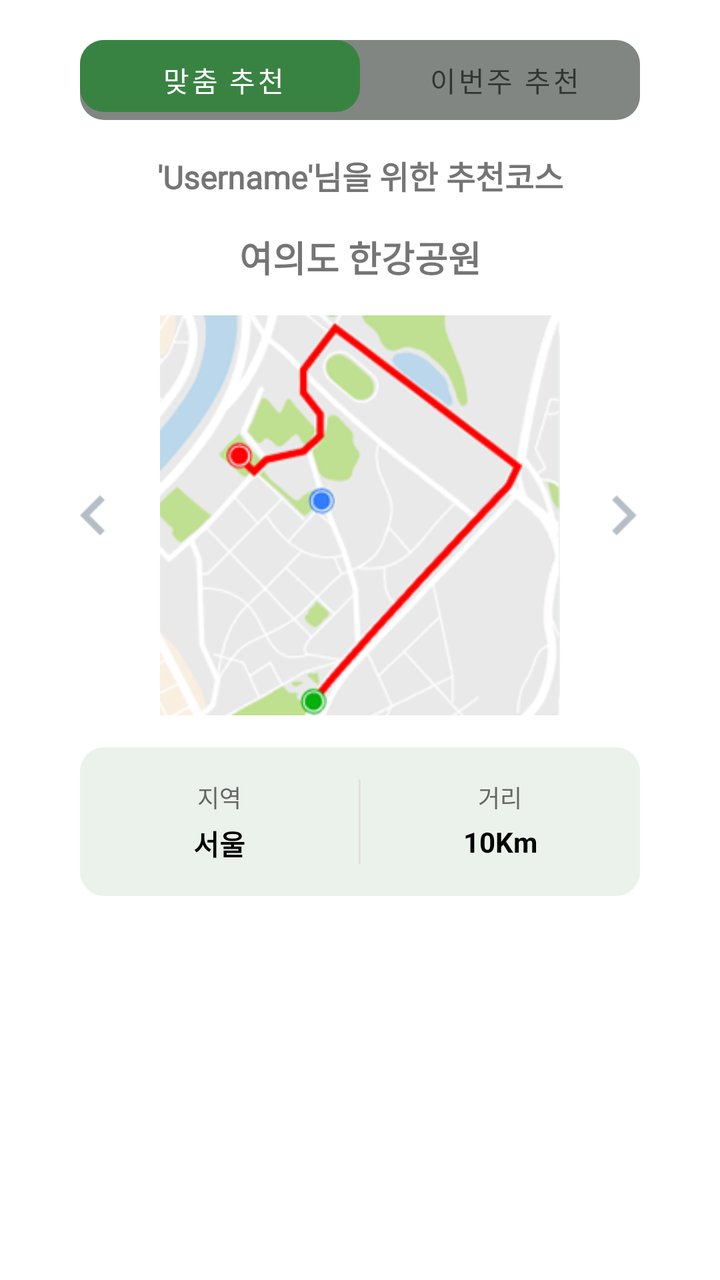
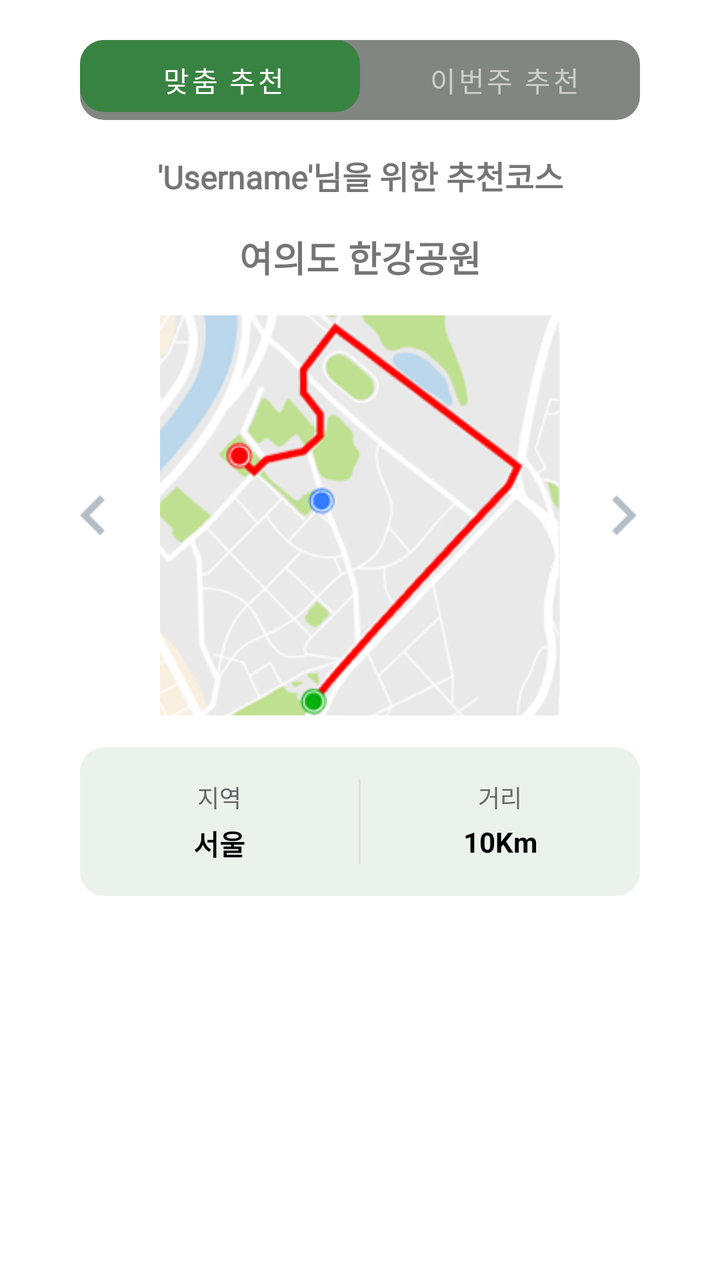

Two renders of the same Android screen: before a commit and after it. Below are the layout's source before the change and the commit's diff.
<!-- AndroidManifest.xml: application theme Theme.Moveon -->
<!-- res/layout/dialog_recommended_course.xml -->
<?xml version="1.0" encoding="utf-8"?>
<LinearLayout xmlns:android="http://schemas.android.com/apk/res/android"
    xmlns:app="http://schemas.android.com/apk/res-auto"
    android:layout_width="match_parent"
    android:layout_height="wrap_content"
    android:orientation="vertical"
    android:padding="20dp">

    

    
    <com.google.android.material.tabs.TabLayout
        android:id="@+id/tabLayout"
        android:layout_width="match_parent"
        android:layout_height="40dp"
        android:layout_marginHorizontal="20dp"
        android:layout_marginBottom="16dp"
        android:background="@drawable/tab_pill_background"
        android:padding="2dp"
        app:tabBackground="@drawable/tab_selector"
        app:tabGravity="fill"
        app:tabIndicator="@null"
        app:tabMode="fixed"
        app:tabRippleColor="@null"
        app:tabSelectedTextColor="#FFFFFF"
        app:tabPaddingStart="4dp"
        app:tabPaddingEnd="4dp">

        <com.google.android.material.tabs.TabItem
            android:layout_width="wrap_content"
            android:layout_height="wrap_content"
            android:text="맞춤 추천" />

        <com.google.android.material.tabs.TabItem
            android:layout_width="wrap_content"
            android:layout_height="wrap_content"
            android:text="이번주 추천" />
    </com.google.android.material.tabs.TabLayout>

    <TextView
        android:id="@+id/recommendationType"
        android:layout_width="match_parent"
        android:layout_height="wrap_content"
        android:text="'Username'님을 위한 추천코스"
        android:textSize="16sp"
        android:textStyle="bold"
        android:fontFamily="@font/roboto_bold"
        android:layout_marginBottom="16dp"
        android:gravity="center" />

    
    <TextView
        android:id="@+id/courseTitle"
        android:layout_width="match_parent"
        android:layout_height="wrap_content"
        android:textSize="18sp"
        android:textStyle="bold"
        android:fontFamily="@font/roboto_bold"
        android:layout_marginBottom="16dp"
        android:gravity="center"
        android:text="여의도 한강공원" />

    

    
    <LinearLayout
        android:layout_width="match_parent"
        android:layout_height="wrap_content"
        android:orientation="horizontal"
        android:gravity="center"
        android:layout_marginBottom="16dp">

        <ImageButton
            android:id="@+id/btnPrevious"
            android:layout_width="48dp"
            android:layout_height="48dp"
            android:src="@drawable/ic_left_button_calendar"
            android:background="?android:attr/selectableItemBackgroundBorderless"
            android:padding="8dp"
            android:scaleType="fitCenter" />

        <ImageView
            android:id="@+id/courseMap"
            android:layout_width="200dp"
            android:layout_height="200dp"
            android:layout_marginHorizontal="8dp"
            android:background="@drawable/rounded_corner"
            android:scaleType="centerCrop"
            android:src="@drawable/sample_route" />

        <ImageButton
            android:id="@+id/btnNext"
            android:layout_width="48dp"
            android:layout_height="48dp"
            android:src="@drawable/ic_right_button_calendar"
            android:background="?android:attr/selectableItemBackgroundBorderless"
            android:padding="8dp"
            android:scaleType="fitCenter" />

    </LinearLayout>

    <LinearLayout
        android:layout_width="match_parent"
        android:layout_height="wrap_content"
        android:orientation="horizontal"
        android:background="@drawable/info_box_background"
        android:layout_marginHorizontal="20dp"
        android:padding="16dp"
        android:layout_marginBottom="16dp">

        <LinearLayout
            android:layout_width="0dp"
            android:layout_height="wrap_content"
            android:layout_weight="1"
            android:orientation="vertical"
            android:gravity="center">

            <TextView
                android:id="@+id/locationLabel"
                android:layout_width="wrap_content"
                android:layout_height="wrap_content"
                android:text="지역"
                android:textSize="12sp"
                android:textColor="#666666"
                android:layout_marginBottom="4dp" />

            <TextView
                android:id="@+id/locationInfo"
                android:layout_width="wrap_content"
                android:layout_height="wrap_content"
                android:text="서울"
                android:textSize="14sp"
                android:textStyle="bold"
                android:textColor="#000000" />
        </LinearLayout>

        <View
            android:layout_width="1dp"
            android:layout_height="match_parent"
            android:background="#E0E0E0"
            android:layout_marginHorizontal="16dp" />

        <LinearLayout
            android:layout_width="0dp"
            android:layout_height="wrap_content"
            android:layout_weight="1"
            android:orientation="vertical"
            android:gravity="center">

            <TextView
                android:id="@+id/distanceLabel"
                android:layout_width="wrap_content"
                android:layout_height="wrap_content"
                android:text="거리"
                android:textSize="12sp"
                android:textColor="#666666"
                android:layout_marginBottom="4dp" />

            <TextView
                android:id="@+id/distanceInfo"
                android:layout_width="wrap_content"
                android:layout_height="wrap_content"
                android:text="10Km"
                android:textSize="14sp"
                android:textStyle="bold"
                android:textColor="#000000" />
        </LinearLayout>
    </LinearLayout>

</LinearLayout>
<!-- resources referenced by this layout -->
<resources>
  <!-- drawable ic_left_button_calendar: png bitmap (drawable, 385 bytes) -->
  <!-- drawable ic_right_button_calendar: png bitmap (drawable, 433 bytes) -->
  <!-- drawable info_box_background (drawable) -->
  <?xml version="1.0" encoding="utf-8"?>
  <shape xmlns:android="http://schemas.android.com/apk/res/android">
      <solid android:color="#1A398342" />
      <corners android:radius="12dp" />
  </shape>
  <!-- drawable rounded_corner (drawable) -->
  <?xml version="1.0" encoding="utf-8"?>
  
  <shape xmlns:android="http://schemas.android.com/apk/res/android">
      <solid android:color="#1A398342" /> 
      <corners android:radius="12dp" /> 
  </shape>
  <!-- drawable sample_route: png bitmap (drawable, 45885 bytes) -->
  <!-- drawable tab_pill_background (drawable) -->
  <?xml version="1.0" encoding="utf-8"?>
  <shape xmlns:android="http://schemas.android.com/apk/res/android"
      android:shape="rectangle">
      <solid android:color="#818682" />
      <corners android:radius="12dp" />
      <padding
          android:bottom="2dp"
          android:left="2dp"
          android:right="2dp"
          android:top="2dp" />
  </shape>
  <!-- drawable tab_selector (drawable) -->
  <?xml version="1.0" encoding="utf-8"?>
  <selector xmlns:android="http://schemas.android.com/apk/res/android">
      <item android:drawable="@drawable/tab_selected_pill_background" android:state_selected="true"/>
      <item android:drawable="@android:color/transparent"/>
  </selector>
  <style name="Theme.Moveon" parent="Theme.MaterialComponents.DayNight.NoActionBar">
          <item name="colorPrimary">#398342</item>
          <item name="colorPrimaryVariant">#398342</item>
          <item name="colorAccent">@color/black</item>
          <item name="android:colorControlHighlight">@android:color/transparent</item> 
          <item name="android:windowBackground">@color/white</item> 
      </style>
  <!-- drawable tab_selected_pill_background (drawable) -->
  <?xml version="1.0" encoding="utf-8"?>
  <shape xmlns:android="http://schemas.android.com/apk/res/android"
      android:shape="rectangle">
      <solid android:color="#398342" />
      <corners android:radius="12dp" />
  </shape>
  <color name="black">#FF000000</color>
  <color name="white">#FFFFFFFF</color>
</resources>

<!-- the commit's change to res/layout/dialog_recommended_course.xml (unified diff, before → after) -->
@@ -23,6 +23,7 @@
         app:tabMode="fixed"
         app:tabRippleColor="@null"
         app:tabSelectedTextColor="#FFFFFF"
+        app:tabTextColor="#CCCCCC"
         app:tabPaddingStart="4dp"
         app:tabPaddingEnd="4dp">
 
